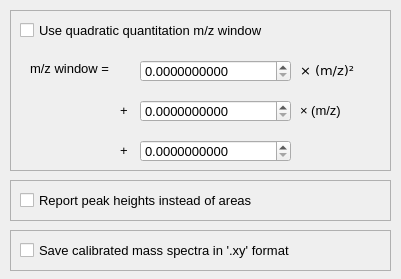
Before: the Qt Designer form sweet_suite/gui/qtdesigner_files/gui_advanced_settings.ui in stainawarijar/SweetSuite, drawn with Qt 5.
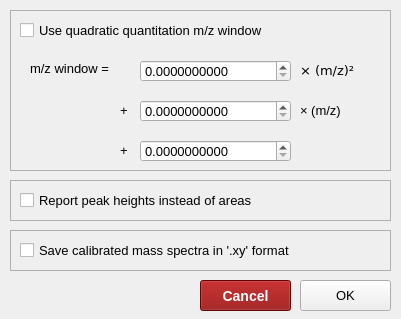
After: the same form once the commit is applied.

Commit message: Add OK and cancel buttons

```diff
--- a/sweet_suite/gui/qtdesigner_files/gui_advanced_settings.ui
+++ b/sweet_suite/gui/qtdesigner_files/gui_advanced_settings.ui
@@ -7,7 +7,7 @@
     <x>0</x>
     <y>0</y>
     <width>401</width>
-    <height>279</height>
+    <height>319</height>
    </rect>
   </property>
   <property name="windowTitle">
@@ -240,6 +240,38 @@
     </property>
    </widget>
   </widget>
+  <widget class="QPushButton" name="pushButton_apply_advanced_settings">
+   <property name="geometry">
+    <rect>
+     <x>300</x>
+     <y>280</y>
+     <width>91</width>
+     <height>31</height>
+    </rect>
+   </property>
+   <property name="text">
+    <string>OK</string>
+   </property>
+  </widget>
+  <widget class="QPushButton" name="pushButton_cancel_advanced_settings">
+   <property name="geometry">
+    <rect>
+     <x>200</x>
+     <y>280</y>
+     <width>91</width>
+     <height>31</height>
+    </rect>
+   </property>
+   <property name="styleSheet">
+    <string notr="true">background-color: #8B0000;
+font-weight: bold;
+color: white;
+font-size: 10.5pt;</string>
+   </property>
+   <property name="text">
+    <string>Cancel</string>
+   </property>
+  </widget>
  </widget>
  <resources/>
  <connections/>
```
The commit also changes 3 other files.
